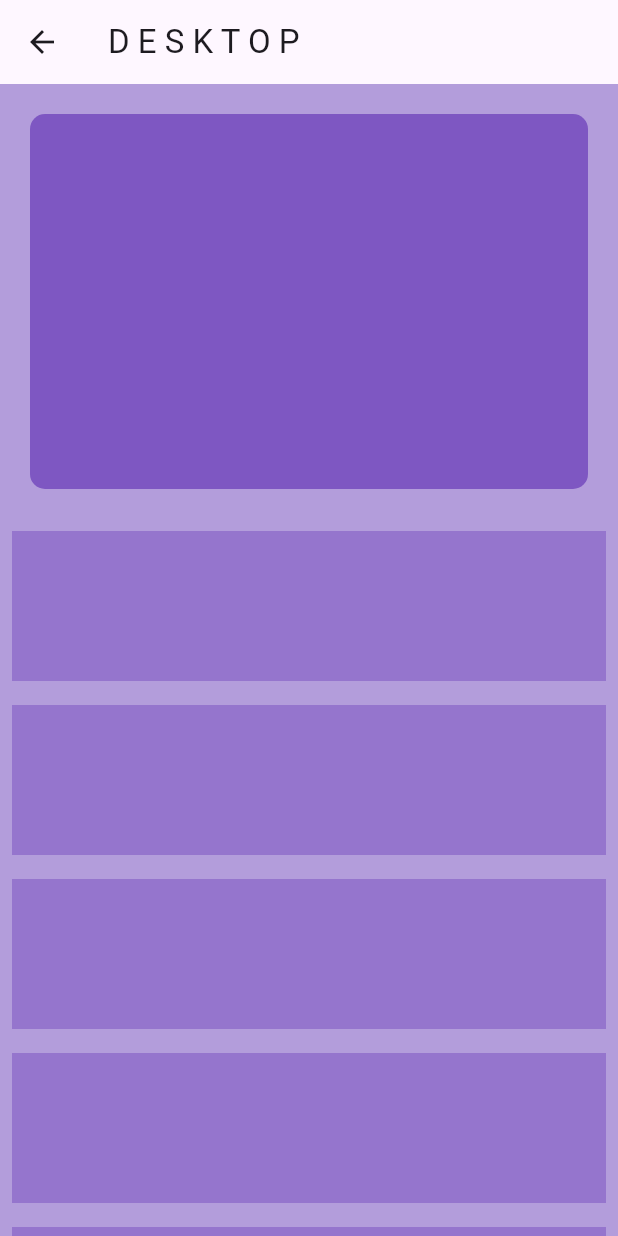
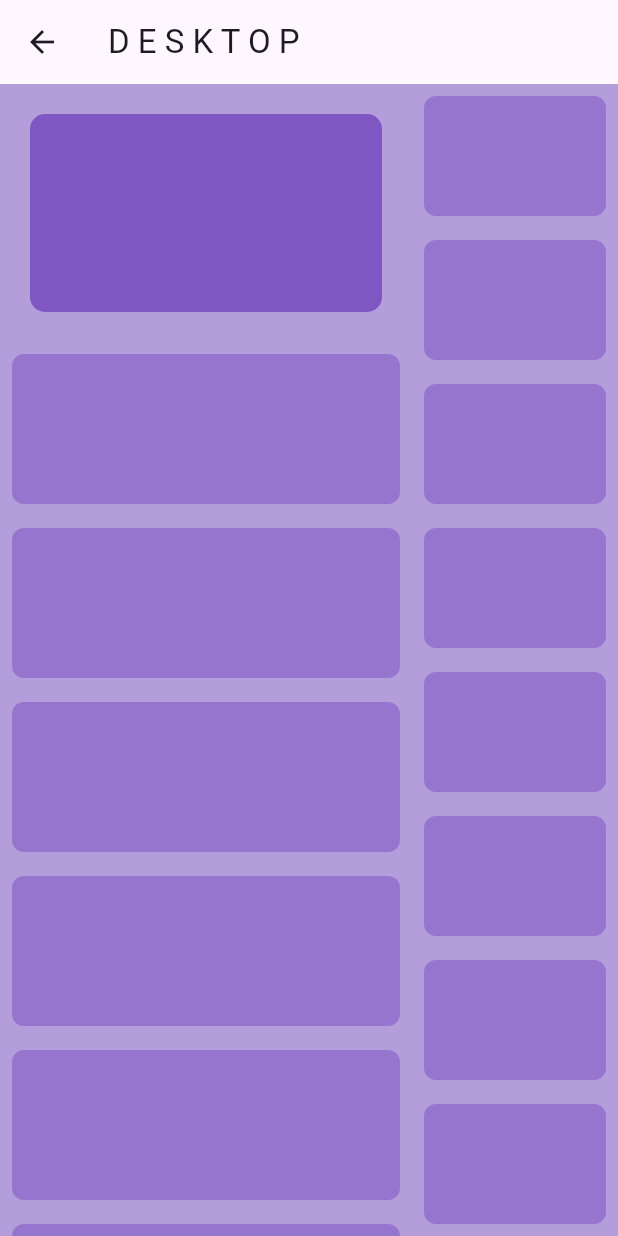
Before and after one commit to ClementPeter/widgets_demo, a Flutter app: the MyDesktopBody screen opened directly, on a phone screen of 412 x 824 dp. Run offline on Flutter 3.47's test engine with Material 2 defaults, Android fonts, the phone set to English and light mode, and no system bars.

Commit message:
“widget_demo”

```diff
--- a/lib/responsive_layout/desktop_body.dart
+++ b/lib/responsive_layout/desktop_body.dart
@@ -66,16 +66,24 @@ class MyDesktopBody extends StatelessWidget {
       appBar: AppBar(
         title: const Text("D E S K T O P"),
       ),
-      body: Column(
+      body: Row(
+        // mainAxisAlignment: MainAxisAlignment.spaceBetween,
+        children: [
+          Expanded(
+            flex: 2,
+            child: Column(
               children: [
                 //youtube video
                 Padding(
                   padding: const EdgeInsets.all(20.0),
+                  child: AspectRatio(
+                    aspectRatio: 16 / 9,
                     child: ClipRRect(
                       borderRadius: const BorderRadius.all(Radius.circular(10)),
                       child: Container(
                         height: 250,
                         color: Colors.deepPurple[400],
+                      ),
                     ),
                   ),
                 ),
@@ -86,9 +94,34 @@ class MyDesktopBody extends StatelessWidget {
                     itemBuilder: (context, index) {
                       return Padding(
                         padding: const EdgeInsets.all(8.0),
+                        child: ClipRRect(
+                          borderRadius:
+                              const BorderRadius.all(Radius.circular(8)),
                           child: Container(
                             height: 100,
                             color: Colors.deepPurple[300],
+                          ),
+                        ),
+                      );
+                    },
+                  ),
+                ),
+              ],
+            ),
+          ),
+          //Side bar section
+          Expanded(
+            child: ListView.builder(
+              itemCount: 10,
+              itemBuilder: (context, index) {
+                return Padding(
+                  padding: const EdgeInsets.all(8.0),
+                  child: ClipRRect(
+                    borderRadius: const BorderRadius.all(Radius.circular(8)),
+                    child: Container(
+                      height: 80,
+                      color: Colors.deepPurple[300],
+                    ),
                   ),
                 );
               },
--- a/lib/responsive_layout/mobile_body.dart
+++ b/lib/responsive_layout/mobile_body.dart
@@ -34,9 +34,12 @@ class MyMobileBody extends StatelessWidget {
               itemBuilder: (context, index) {
                 return Padding(
                   padding: const EdgeInsets.all(8.0),
-                  child: Container(
-                    height: 100,
-                    color: Colors.deepPurple[300],
+                  child: ClipRRect(
+                    borderRadius: const BorderRadius.all(Radius.circular(10)),
+                    child: Container(
+                      height: 100,
+                      color: Colors.deepPurple[300],
+                    ),
                   ),
                 );
               },
```
Lines whose indentation alone changed are shown as unchanged.
